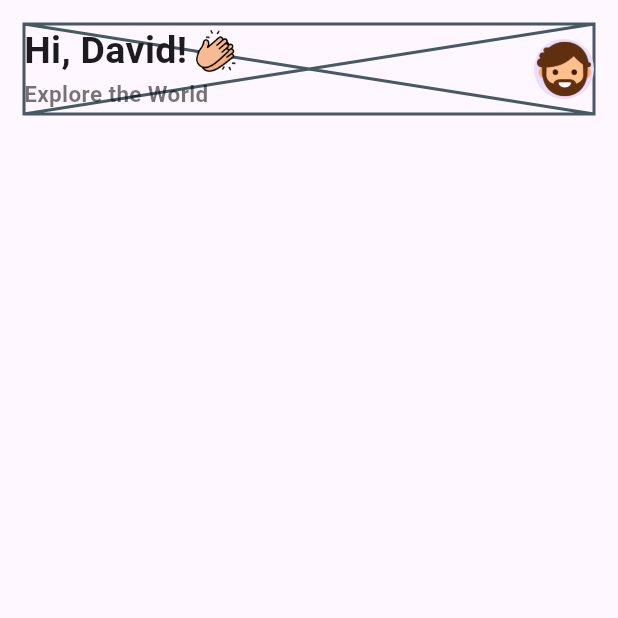
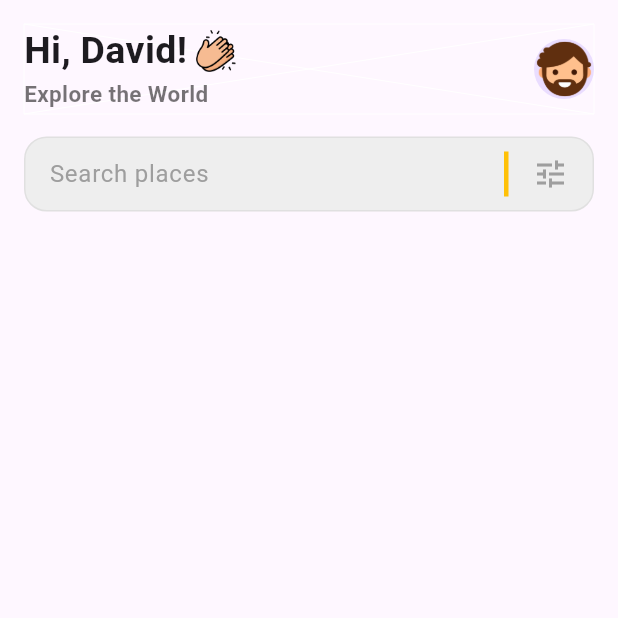
Before and after one commit to takiul-sumon/UI-Design-to-Code, a Flutter app: the screen it shows after launch, on a phone screen of 412 x 824 dp, the top half of it. Run offline on Flutter 3.47's test engine with Material 3 defaults, Android fonts, the phone set to English and light mode, and no system bars.

Commit message:
Search Bar

```diff
--- a/lib/Home_page.dart
+++ b/lib/Home_page.dart
@@ -16,6 +16,8 @@ class _Home_PageState extends State<Home_Page> {
         child: Column(
           children: [
             Placeholder(
+              color: Colors.white,
+              strokeWidth: double.negativeInfinity,
               fallbackHeight: 60,
               fallbackWidth: double.infinity,
               child: SizedBox(
@@ -49,11 +51,63 @@ class _Home_PageState extends State<Home_Page> {
                                 color: Colors.black54))
                       ],
                     ),
-                    CircleAvatar(child: Image.asset("assets/icon/man.png"),)
+                    CircleAvatar(
+                      child: Image.asset("assets/icon/man.png"),
+                    )
                   ],
                 ),
               ),
             ),
+            // TextField(
+            //   onTap: (){},
+
+            // )
+
+            SizedBox(
+              height: 15,
+            ),
+            Container(
+              padding: EdgeInsets.symmetric(horizontal: 16),
+              decoration: BoxDecoration(
+                color: Colors.grey[200],
+                borderRadius: BorderRadius.circular(15),
+                border: Border.all(color: Colors.grey[300]!),
+              ),
+              child: Row(
+                children: [
+                  Expanded(
+                    child: TextField(
+                      decoration: InputDecoration(
+                        hintText: 'Search places',
+                        hintStyle: TextStyle(color: Colors.grey),
+                        border: InputBorder.none,
+                      ),
+                    ),
+                  ),
+                  VerticalDivider(
+                    color: Colors.red,
+                    thickness: 3,
+                    indent: 8,
+                    endIndent: 8,
+                  ),
+                  Container(
+                    height: 30,
+                    width: 3,
+                    color: Colors.amber,
+                  ),
+                  VerticalDivider(
+                    color: Colors.red,
+                    thickness: 3,
+                    indent: 8,
+                    endIndent: 8,
+                  ),
+                  Icon(
+                    Icons.tune, // Filter icon
+                    color: Colors.grey,
+                  ),
+                ],
+              ),
+            )
           ],
         ),
       ),
```
Also changed, not shown: lib/colors.dart (line endings or trailing spaces).
